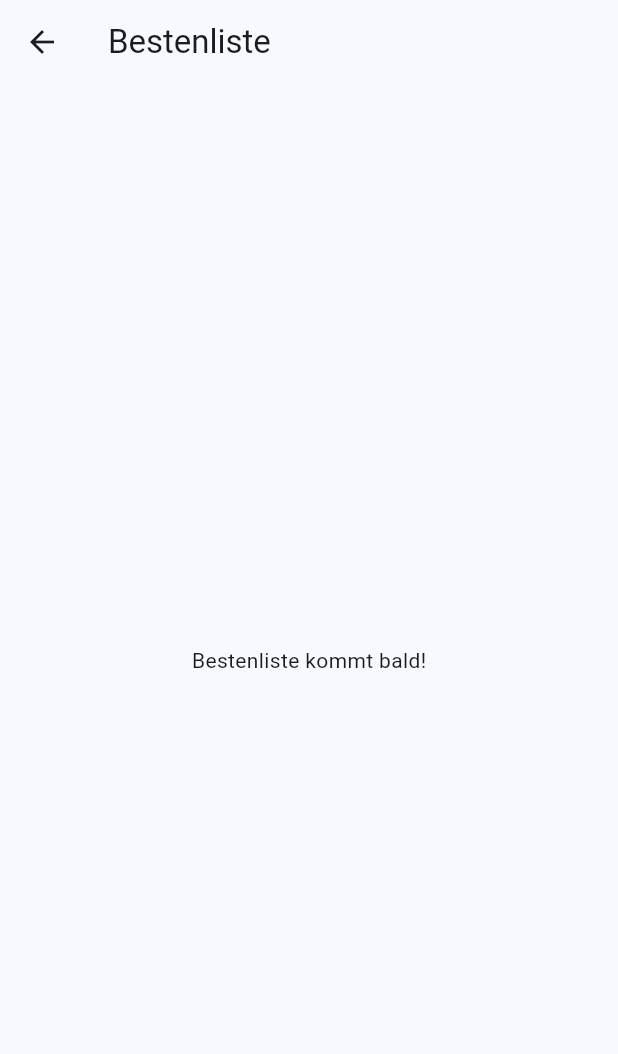
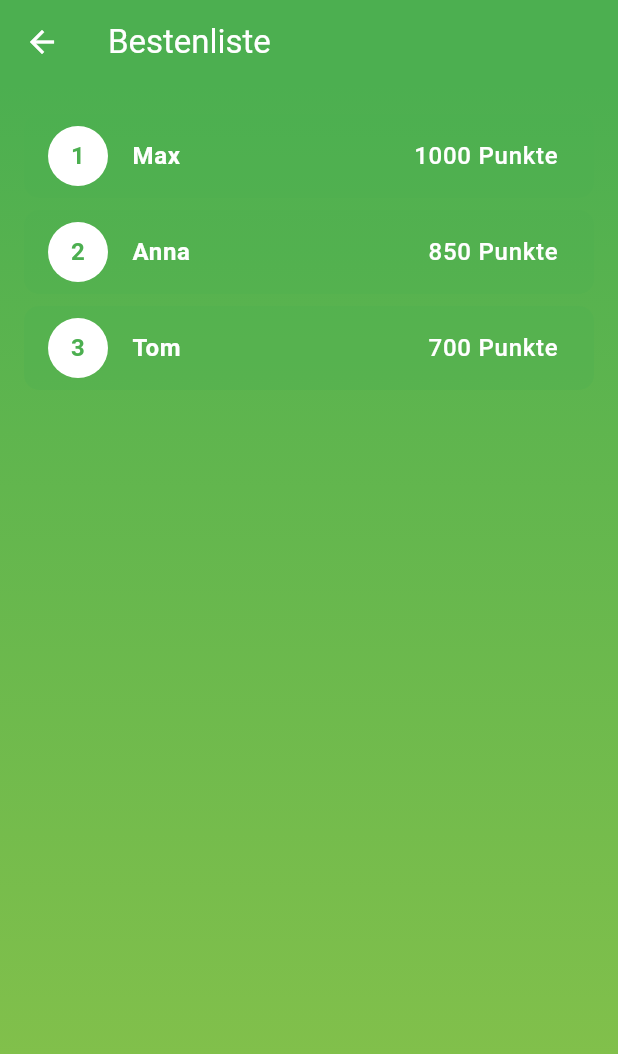
Before and after one commit to chrisjung01/flag_frenzy, a Flutter app: the LeaderboardScreen screen opened by its route, on a phone screen of 412 x 824 dp. Shown: the top 1054 px of the screen. Run offline on Flutter 3.47's test engine with Material 3 defaults, Android fonts, the phone set to English and light mode, and no system bars; our stand-ins replace flutter_riverpod, go_router, package_info_plus, riverpod_annotation; generated files the repository leaves out were written again.

Commit message:
Change Background color

```diff
--- a/lib/screens/leaderboard_screen.dart
+++ b/lib/screens/leaderboard_screen.dart
@@ -1,20 +1,91 @@
 import 'package:flutter/material.dart';
+import 'package:flutter_riverpod/flutter_riverpod.dart';
 import 'package:go_router/go_router.dart';
 
-class LeaderboardScreen extends StatelessWidget {
+class LeaderboardScreen extends ConsumerWidget {
   const LeaderboardScreen({super.key});
 
   @override
-  Widget build(BuildContext context) {
+  Widget build(BuildContext context, WidgetRef ref) {
     return Scaffold(
       appBar: AppBar(
+        backgroundColor: Colors.green,
+        foregroundColor: Colors.white,
         leading: IconButton(
           icon: const Icon(Icons.arrow_back),
           onPressed: () => context.go('/'),
         ),
         title: const Text('Bestenliste'),
       ),
-      body: const Center(child: Text('Bestenliste kommt bald!')),
+      body: Container(
+        decoration: const BoxDecoration(
+          gradient: LinearGradient(
+            begin: Alignment.topCenter,
+            end: Alignment.bottomCenter,
+            colors: [Colors.green, Colors.lightGreen],
+          ),
+        ),
+        child: ListView(
+          padding: const EdgeInsets.all(16),
+          children: [
+            _buildLeaderboardTile(
+              rank: 1,
+              name: 'Max',
+              score: 1000,
+            ),
+            _buildLeaderboardTile(
+              rank: 2,
+              name: 'Anna',
+              score: 850,
+            ),
+            _buildLeaderboardTile(
+              rank: 3,
+              name: 'Tom',
+              score: 700,
+            ),
+          ],
+        ),
+      ),
+    );
+  }
+
+  Widget _buildLeaderboardTile({
+    required int rank,
+    required String name,
+    required int score,
+  }) {
+    return Container(
+      margin: const EdgeInsets.symmetric(vertical: 4),
+      decoration: BoxDecoration(
+        color: Colors.green.withOpacity(0.3),
+        borderRadius: BorderRadius.circular(10),
+      ),
+      child: ListTile(
+        leading: CircleAvatar(
+          backgroundColor: Colors.white,
+          child: Text(
+            '$rank',
+            style: const TextStyle(
+              color: Colors.green,
+              fontWeight: FontWeight.bold,
+            ),
+          ),
+        ),
+        title: Text(
+          name,
+          style: const TextStyle(
+            color: Colors.white,
+            fontWeight: FontWeight.bold,
+          ),
+        ),
+        trailing: Text(
+          '$score Punkte',
+          style: const TextStyle(
+            color: Colors.white,
+            fontSize: 16,
+          ),
+        ),
+      ),
     );
   }
 }
```
Also changed, not shown: lib/screens/about_screen.dart (+58 -20 lines), lib/screens/settings_screen.dart (+49 -11 lines).
